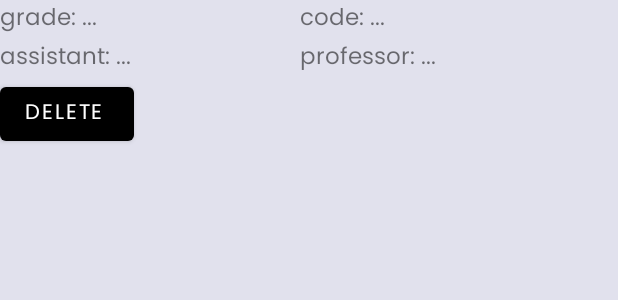
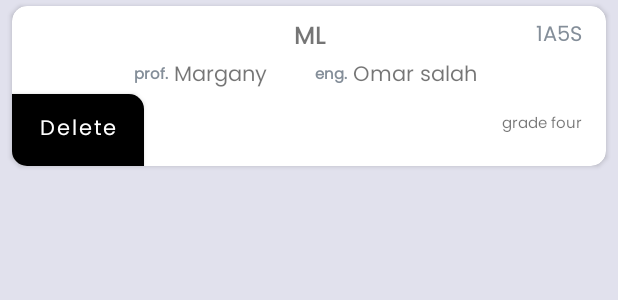
Before and after one commit to febronia53/Graduation_project_Admin_Version, an Android app: the layout course_item.xml on its own in the app's theme, with its tools: preview values and no code run, on a phone screen of 412 x 824 dp. Shown: the top 300 px of the screen. Run offline under Robolectric (Android 15) with nearby library versions, the phone set to English and light mode, and no system bars.

Commit message:
[finished UI] view courses fragment

```diff
--- a/app/src/main/java/com/uni/uniadmin/adapters/CourseAdapter.kt
+++ b/app/src/main/java/com/uni/uniadmin/adapters/CourseAdapter.kt
@@ -34,8 +34,9 @@ class CourseAdapter(
 
 
         holder.course_assitant.text = currentItem.learningAssistant
-        holder.course_name.text = currentItem.courseCode
-        holder.course_code.text = currentItem.grade
+        holder.course_name.text = currentItem.courseName
+        holder.course_code.text = currentItem.courseCode
+        holder.course_grade.text = currentItem.grade
         holder.course_professor.text = currentItem.professor
 
 
@@ -60,6 +61,7 @@ class CourseAdapter(
         val course_assitant = item.findViewById<TextView>(R.id.course_assitant)
         val course_name = item.findViewById<TextView>(R.id.course_name)
         val course_code = item.findViewById<TextView>(R.id.course_code)
+        val course_grade = item.findViewById<TextView>(R.id.course_grade)
         val course_professor = item.findViewById<TextView>(R.id.course_professor)
 
         val delete = item.findViewById<Button>(R.id.delete_bt)
--- a/app/src/main/java/com/uni/uniadmin/ui/fragment/ViewCoursesFragment.kt
+++ b/app/src/main/java/com/uni/uniadmin/ui/fragment/ViewCoursesFragment.kt
@@ -30,37 +30,40 @@ import kotlinx.coroutines.flow.collectLatest
 
 @AndroidEntryPoint
 class ViewCoursesFragment : Fragment() {
- lateinit var binding:FragmentViewCoursesBinding
+    lateinit var binding: FragmentViewCoursesBinding
     private val viewModel: FirebaseViewModel by viewModels()
-var  flage =false
+    var flage = false
     private val authViewModel: AuthViewModel by viewModels()
     lateinit var currentUser: UserAdmin
 
-    lateinit var adapter:CourseAdapter
-lateinit var coursesList:MutableList<Courses>
+    lateinit var adapter: CourseAdapter
+    lateinit var coursesList: MutableList<Courses>
     override fun onCreateView(
         inflater: LayoutInflater, container: ViewGroup?,
         savedInstanceState: Bundle?
     ): View? {
 
-        coursesList= arrayListOf()
-        currentUser= UserAdmin()
-        authViewModel.getSessionStudent {user->
-            if (user != null){
+        coursesList = arrayListOf()
+        currentUser = UserAdmin()
+        authViewModel.getSessionStudent { user ->
+            if (user != null) {
                 currentUser = user
-            }else
-            {
-                Toast.makeText(context,"there is an error on loading user data", Toast.LENGTH_SHORT).show()
+            } else {
+                Toast.makeText(
+                    context,
+                    "there is an error on loading user data",
+                    Toast.LENGTH_SHORT
+                ).show()
             }
 
         }
         binding = FragmentViewCoursesBinding.inflate(layoutInflater)
-        binding.allCourses.setBackgroundColor(Color.GREEN)
-binding.allCourses.setOnClickListener {
+        binding.allCoursesCheckBox.setOnCheckedChangeListener { _, _ ->
                 flage = !flage
                 update()
+
         }
-        adapter= CourseAdapter(requireContext(),coursesList,
+        adapter = CourseAdapter(requireContext(), coursesList,
 
 
             deleteCourse = { pos, item ->
@@ -71,12 +74,13 @@ binding.allCourses.setOnClickListener {
             })
 
 //-------------- setting the recycler data---------------------------//
-        binding.recCourses.layoutManager= LinearLayoutManager(requireContext())
-        binding.recCourses.adapter=adapter
+        binding.recCourses.layoutManager = LinearLayoutManager(requireContext())
+        binding.recCourses.adapter = adapter
 //-------------- setting the recycler data---------------------------//
         update()
         observeCourse()
-   return binding.root }
+        return binding.root
+    }
 
     private fun observeDeletedCourse() {
 
@@ -86,17 +90,23 @@ binding.allCourses.setOnClickListener {
                     is Resource.Loading -> {
 
                     }
+
                     is Resource.Success -> {
-                        Toast.makeText(context,"Course deleted successfully", Toast.LENGTH_LONG).show()
+                        Toast.makeText(context, "Course deleted successfully", Toast.LENGTH_LONG)
+                            .show()
 
                     }
+
                     is Resource.Failure -> {
-                        Toast.makeText(context,state.exception.toString(), Toast.LENGTH_LONG).show()
+                        Toast.makeText(context, state.exception.toString(), Toast.LENGTH_LONG)
+                            .show()
                     }
-                    else->{}
+
+                    else -> {}
                 }
             }
-        }}
+        }
+    }
 
     private fun observeCourse() {
 
@@ -106,6 +116,7 @@ binding.allCourses.setOnClickListener {
                     is Resource.Loading -> {
 
                     }
+
                     is Resource.Success -> {
                         coursesList.clear()
                         state.result.forEach {
@@ -113,21 +124,24 @@ binding.allCourses.setOnClickListener {
                         }
                         adapter.update(coursesList)
                     }
+
                     is Resource.Failure -> {
-                        Toast.makeText(context,state.exception.toString(), Toast.LENGTH_LONG).show()
+                        Toast.makeText(context, state.exception.toString(), Toast.LENGTH_LONG)
+                            .show()
                     }
-                    else->{}
+
+                    else -> {}
                 }
             }
-        }}
+        }
+    }
 
-fun update(){
-    if (flage)
-    {
-        binding.allCourses.setBackgroundColor(Color.RED)
+    fun update() {
+        if (flage) {
+         //   binding.allCourses.setBackgroundColor(Color.RED)
             viewModel.getAllCourses()
-    }else {
-        binding.allCourses.setBackgroundColor(Color.GREEN)
+        } else {
+          //  binding.allCourses.setBackgroundColor(Color.GREEN)
             viewModel.getCoursesByGrade(currentUser.grade)
         }
     }
--- /dev/null
+++ b/app/src/main/res/drawable/background_delete_btn.xml
@@ -0,0 +1,10 @@
+<?xml version="1.0" encoding="utf-8"?>
+<selector xmlns:android="http://schemas.android.com/apk/res/android">
+    <item>
+        <shape  android:shape="rectangle">
+            <solid  android:color="@color/black_100" />
+            <corners android:topRightRadius="@dimen/cardView_radius_10" />
+
+        </shape>
+    </item>
+</selector>
--- a/app/src/main/res/layout/course_item.xml
+++ b/app/src/main/res/layout/course_item.xml
@@ -1,122 +1,124 @@
 <?xml version="1.0" encoding="utf-8"?>
 <androidx.constraintlayout.widget.ConstraintLayout xmlns:android="http://schemas.android.com/apk/res/android"
+    xmlns:app="http://schemas.android.com/apk/res-auto"
+    xmlns:tools="http://schemas.android.com/tools"
     android:layout_width="match_parent"
-    android:layout_height="wrap_content"
-    xmlns:app="http://schemas.android.com/apk/res-auto">
+    android:layout_height="wrap_content">
 
-    <LinearLayout
+    <androidx.cardview.widget.CardView
+        android:id="@+id/cardView"
         android:layout_width="match_parent"
         android:layout_height="wrap_content"
-        android:orientation="horizontal"
+        android:layout_marginStart="@dimen/margin_8dp"
+        android:layout_marginTop="4dp"
+        android:layout_marginEnd="@dimen/margin_8dp"
+        android:layout_marginBottom="4dp"
+        app:cardCornerRadius="@dimen/cardView_radius_10"
+        app:layout_constraintBottom_toBottomOf="parent"
+        app:layout_constraintEnd_toEndOf="parent"
         app:layout_constraintStart_toStartOf="parent"
         app:layout_constraintTop_toTopOf="parent">
 
-        <LinearLayout
-            android:layout_width="200dp"
-            android:layout_height="wrap_content"
-            android:orientation="vertical"
-            app:layout_constraintBottom_toBottomOf="parent"
-            app:layout_constraintStart_toStartOf="parent"
-            app:layout_constraintTop_toTopOf="parent">
+        <androidx.constraintlayout.widget.ConstraintLayout
+            android:layout_width="match_parent"
+            android:layout_height="wrap_content">
+
+            <TextView
+                android:id="@+id/course_name"
+                android:layout_width="0dp"
+                android:layout_height="wrap_content"
+                android:layout_marginTop="8dp"
+                android:gravity="center"
+                android:textSize="@dimen/text_size_16"
+                android:textStyle="bold"
+                app:layout_constraintEnd_toEndOf="parent"
+                app:layout_constraintStart_toStartOf="parent"
+                app:layout_constraintTop_toTopOf="parent"
+                tools:text="ML" />
 
             <LinearLayout
+                android:id="@+id/linearLayout2"
                 android:layout_width="match_parent"
                 android:layout_height="wrap_content"
-                android:orientation="horizontal">
+                android:gravity="center"
+                android:orientation="horizontal"
+                app:layout_constraintTop_toBottomOf="@+id/course_name">
 
                 <TextView
                     android:layout_width="wrap_content"
                     android:layout_height="wrap_content"
-                    android:text="grade: "
-                    android:textSize="15sp" />
+                    android:text="@string/prof"
+                    android:textColor="@color/black_50"
+                    android:textSize="@dimen/text_size_10"
+                    android:textStyle="bold" />
 
                 <TextView
-                    android:id="@+id/course_name"
+                    android:id="@+id/course_professor"
                     android:layout_width="wrap_content"
                     android:layout_height="wrap_content"
-
-                    android:text="..."
-                    android:textSize="15sp" />
-            </LinearLayout>
-
-            <LinearLayout
-                android:layout_width="match_parent"
-                android:layout_height="wrap_content"
-                android:orientation="horizontal">
+                    android:paddingStart="@dimen/margin_4dp"
+                    android:paddingEnd="@dimen/margin_16dp"
+                    android:textSize="@dimen/text_size_14"
+                    tools:text="Margany" />
 
                 <TextView
                     android:layout_width="wrap_content"
                     android:layout_height="wrap_content"
-                    android:text="assistant: "
-                    android:textSize="15sp" />
+                    android:paddingStart="16dp"
+                    android:paddingEnd="0dp"
+                    android:text="@string/eng"
+                    android:textColor="@color/black_50"
+                    android:textSize="@dimen/text_size_10"
+                    android:textStyle="bold" />
 
                 <TextView
                     android:id="@+id/course_assitant"
                     android:layout_width="wrap_content"
                     android:layout_height="wrap_content"
+                    android:layout_marginEnd="@dimen/margin_4dp"
+                    android:paddingStart="@dimen/margin_4dp"
+                    android:textSize="@dimen/text_size_14"
+                    tools:text="Omar salah" />
+            </LinearLayout>
 
-                    android:text="..."
-                    android:textSize="15sp" />
-            </LinearLayout>
+            <TextView
+                android:id="@+id/course_grade"
+                android:layout_width="wrap_content"
+                android:layout_height="wrap_content"
+                android:layout_marginEnd="16dp"
+                android:layout_marginBottom="8dp"
+                android:textSize="@dimen/text_size_10"
+                app:layout_constraintBottom_toBottomOf="parent"
+                app:layout_constraintEnd_toEndOf="parent"
+                app:layout_constraintTop_toBottomOf="@+id/linearLayout2"
+                tools:text="grade four" />
+
+            <TextView
+                android:id="@+id/course_code"
+                android:layout_width="wrap_content"
+                android:layout_height="wrap_content"
+                android:layout_marginTop="8dp"
+                android:layout_marginEnd="16dp"
+                android:textColor="@color/black_50"
+                android:textSize="@dimen/text_size_14"
+                app:layout_constraintEnd_toEndOf="parent"
+                app:layout_constraintTop_toTopOf="parent"
+                tools:text="1A5S" />
 
             <Button
                 android:id="@+id/delete_bt"
                 android:layout_width="wrap_content"
                 android:layout_height="wrap_content"
-                android:text="delete " />
-
-        </LinearLayout>
+                android:background="@drawable/background_delete_btn"
+                android:gravity="center"
+                android:text="@string/delete"
+                android:textAllCaps="false"
+                android:textSize="@dimen/text_size_14"
+                app:layout_constraintBottom_toBottomOf="parent"
+                app:layout_constraintStart_toStartOf="parent"
+                app:layout_constraintTop_toBottomOf="@+id/linearLayout2" />
+        </androidx.constraintlayout.widget.ConstraintLayout>
+    </androidx.cardview.widget.CardView>
 
 
-        <LinearLayout
-            android:layout_width="200dp"
-            android:layout_height="wrap_content"
-            android:orientation="vertical"
-            app:layout_constraintBottom_toBottomOf="parent"
-            app:layout_constraintStart_toStartOf="parent"
-            app:layout_constraintTop_toTopOf="parent">
-
-            <LinearLayout
-                android:layout_width="match_parent"
-                android:layout_height="wrap_content"
-                android:orientation="horizontal">
-
-                <TextView
-                    android:layout_width="wrap_content"
-                    android:layout_height="wrap_content"
-                    android:text="code: "
-                    android:textSize="15sp" />
-
-                <TextView
-                    android:id="@+id/course_code"
-                    android:layout_width="wrap_content"
-                    android:layout_height="wrap_content"
-
-                    android:text="..."
-                    android:textSize="15sp" />
-            </LinearLayout>
-
-            <LinearLayout
-                android:layout_width="match_parent"
-                android:layout_height="wrap_content"
-                android:orientation="horizontal">
-
-                <TextView
-                    android:layout_width="wrap_content"
-                    android:layout_height="wrap_content"
-                    android:text="professor: "
-                    android:textSize="15sp" />
-
-                <TextView
-                    android:id="@+id/course_professor"
-                    android:layout_width="wrap_content"
-                    android:layout_height="wrap_content"
-
-                    android:text="..."
-                    android:textSize="15sp" />
-            </LinearLayout>
-
-
-        </LinearLayout>
-    </LinearLayout>
 </androidx.constraintlayout.widget.ConstraintLayout>
--- a/app/src/main/res/layout/fragment_view_courses.xml
+++ b/app/src/main/res/layout/fragment_view_courses.xml
@@ -2,28 +2,37 @@
 <layout xmlns:android="http://schemas.android.com/apk/res/android"
     xmlns:app="http://schemas.android.com/apk/res-auto"
     xmlns:tools="http://schemas.android.com/tools">
+
     <data>
 
     </data>
+
     <androidx.constraintlayout.widget.ConstraintLayout
         android:layout_width="match_parent"
         android:layout_height="match_parent"
         tools:context=".ui.fragment.ViewCoursesFragment">
 
-    <Button
-        android:id="@+id/all_courses"
-        android:layout_width="wrap_content"
+        <CheckBox
+            android:id="@+id/all_courses_checkBox"
+            android:layout_width="0dp"
             android:layout_height="wrap_content"
-        android:text="all courses"
+            android:layout_marginStart="8dp"
+            android:layout_marginEnd="8dp"
+            android:textAllCaps="false"
+            android:textStyle="bold"
+            android:textColor="@color/black_70"
+            android:textSize="@dimen/text_size_14"
+            android:text="@string/view_all_courses"
+            app:layout_constraintEnd_toEndOf="parent"
             app:layout_constraintStart_toStartOf="parent"
             app:layout_constraintTop_toTopOf="parent" />
 
         <androidx.recyclerview.widget.RecyclerView
             android:id="@+id/rec_courses"
             android:layout_width="match_parent"
-
-        android:layout_height="wrap_content"
+            android:layout_height="0dp"
+            app:layout_constraintBottom_toBottomOf="parent"
             app:layout_constraintStart_toStartOf="parent"
-        app:layout_constraintTop_toBottomOf="@+id/all_courses" />
+            app:layout_constraintTop_toBottomOf="@+id/all_courses_checkBox" />
     </androidx.constraintlayout.widget.ConstraintLayout>
 </layout>
--- a/app/src/main/res/values/colors.xml
+++ b/app/src/main/res/values/colors.xml
@@ -30,6 +30,7 @@
     <color name="blue">#2B0077</color>
     <color name="color_section_item">#F4FDF1</color>
     <color name="color_post_item">#D9FFFFFF</color>
+    <color name="red">#D9CC0E0E</color>
 
     <color name="black_10">#1A121212</color>
 
--- a/app/src/main/res/values/strings.xml
+++ b/app/src/main/res/values/strings.xml
@@ -140,4 +140,6 @@
     <string name="chooseAssistant">Choose assistant</string>
     <string name="addCourse">Add course</string>
     <string name="add">Add</string>
+    <string name="prof">prof.</string>
+    <string name="eng">eng.</string>
 </resources>
```
Lines whose indentation alone changed are shown as unchanged.
